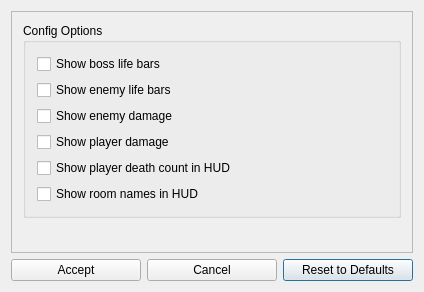
Above: randovania/gui/ui_files/dread_cosmetic_patches_dialog.ui from randovania/randovania before the change. Below: the same form after it.
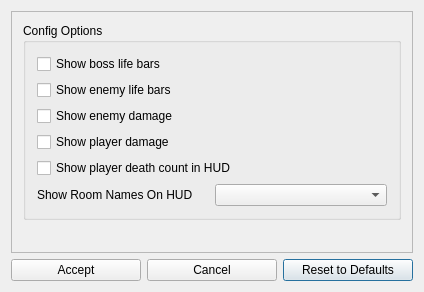
That is the form after the change.

Commit message:
Room Name Dropdown
- Dropdown for Room Name GUI to show rooms "Never", "Always" and "When
  entering a room"
- Added an enum to dread_cosmetic_patches.py for these options

What changed in the file:
```diff
--- a/randovania/gui/ui_files/dread_cosmetic_patches_dialog.ui
+++ b/randovania/gui/ui_files/dread_cosmetic_patches_dialog.ui
@@ -46,7 +46,7 @@
         <x>0</x>
         <y>0</y>
         <width>404</width>
-        <height>178</height>
+        <height>242</height>
        </rect>
       </property>
       <layout class="QVBoxLayout" name="verticalLayout">
@@ -92,11 +92,34 @@
            </widget>
           </item>
           <item>
-           <widget class="QCheckBox" name="show_room_names">
-            <property name="text">
-             <string>Show room names in HUD</string>
-            </property>
-           </widget>
+           <layout class="QHBoxLayout" name="show_room_names">
+            <item>
+             <widget class="QLabel" name="room_names_label">
+              <property name="sizePolicy">
+               <sizepolicy hsizetype="Preferred" vsizetype="Preferred">
+                <horstretch>0</horstretch>
+                <verstretch>0</verstretch>
+               </sizepolicy>
+              </property>
+              <property name="text">
+               <string>Show Room Names On HUD</string>
+              </property>
+             </widget>
+            </item>
+            <item>
+             <widget class="QComboBox" name="room_names_dropdown">
+              <property name="editable">
+               <bool>false</bool>
+              </property>
+              <property name="currentText">
+               <string/>
+              </property>
+              <property name="placeholderText">
+               <string/>
+              </property>
+             </widget>
+            </item>
+           </layout>
           </item>
          </layout>
         </widget>
```
The commit also changes 3 other files.
